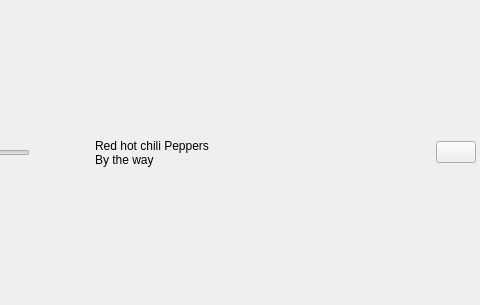
First picture: the form in src/Plugins/PlayerWidgetII/widget.ui, repository safri-framework/safri-player, before the edit; both pictures show x 323 to 803 and y 0 to 305 of the 1123 by 305 pixel window.
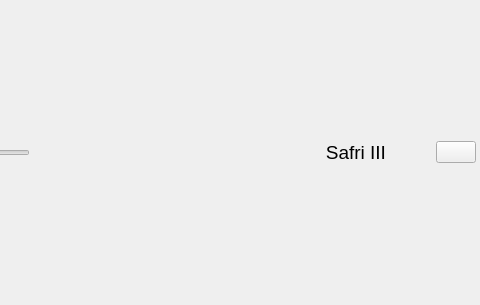
Second picture: the form after the edit. Icons and pictures are not drawn.

```diff
--- a/src/Plugins/PlayerWidgetII/widget.ui
+++ b/src/Plugins/PlayerWidgetII/widget.ui
@@ -80,10 +80,31 @@
           </widget>
          </item>
          <item>
-          <widget class="QLabel" name="infoLabel">
+          <widget class="QLabel" name="time_label">
+           <property name="sizePolicy">
+            <sizepolicy hsizetype="Fixed" vsizetype="Preferred">
+             <horstretch>0</horstretch>
+             <verstretch>0</verstretch>
+            </sizepolicy>
+           </property>
+           <property name="minimumSize">
+            <size>
+             <width>100</width>
+             <height>0</height>
+            </size>
+           </property>
+           <property name="font">
+            <font>
+             <family>Advent</family>
+             <pointsize>36</pointsize>
+             <weight>50</weight>
+             <bold>false</bold>
+             <stylestrategy>PreferAntialias</stylestrategy>
+             <kerning>false</kerning>
+            </font>
+           </property>
            <property name="text">
-            <string>Red hot chili Peppers 
-By the way</string>
+            <string/>
            </property>
            <property name="type" stdset="0">
             <string>info_label</string>
@@ -104,17 +125,17 @@
           </spacer>
          </item>
          <item>
-          <widget class="QLabel" name="time_label">
+          <widget class="QLabel" name="infoLabel">
            <property name="font">
             <font>
-             <family>Corbel</family>
-             <pointsize>20</pointsize>
-             <weight>75</weight>
-             <bold>true</bold>
+             <pointsize>14</pointsize>
             </font>
            </property>
            <property name="text">
-            <string/>
+            <string>Safri III</string>
+           </property>
+           <property name="alignment">
+            <set>Qt::AlignRight|Qt::AlignTrailing|Qt::AlignVCenter</set>
            </property>
            <property name="type" stdset="0">
             <string>display_label</string>
```
Left out of the diff: 6 changed lines with no effect on the pictures.
